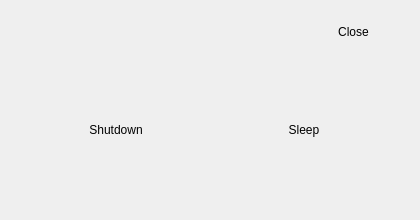
Above: bqUi/ui/ElfPowerOffDialog.ui from bq/cervantes before the change. Below: the same form after it.
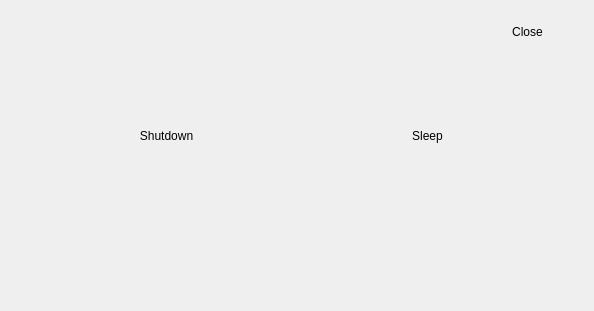
That is the form after the change. Custom widgets are drawn as their Qt base class.

The edit to the form file:
```diff
--- a/bqUi/ui/ElfPowerOffDialog.ui
+++ b/bqUi/ui/ElfPowerOffDialog.ui
@@ -6,8 +6,8 @@
    <rect>
     <x>0</x>
     <y>0</y>
-    <width>420</width>
-    <height>220</height>
+    <width>594</width>
+    <height>311</height>
    </rect>
   </property>
   <property name="windowTitle">
@@ -21,8 +21,8 @@
     <rect>
      <x>0</x>
      <y>0</y>
-     <width>420</width>
-     <height>220</height>
+     <width>594</width>
+     <height>311</height>
     </rect>
    </property>
    <property name="palette">
@@ -205,8 +205,8 @@
      <rect>
       <x>0</x>
       <y>0</y>
-      <width>421</width>
-      <height>257</height>
+      <width>595</width>
+      <height>363</height>
      </rect>
     </property>
     <layout class="QVBoxLayout" name="powerOffCont">
@@ -233,7 +233,7 @@
        <property name="maximumSize">
         <size>
          <width>16777215</width>
-         <height>60</height>
+         <height>85</height>
         </size>
        </property>
        <layout class="QHBoxLayout" name="horizontalLayout">
@@ -259,8 +259,8 @@
           </property>
           <property name="sizeHint" stdset="0">
            <size>
-            <width>40</width>
-            <height>20</height>
+            <width>57</width>
+            <height>28</height>
            </size>
           </property>
          </spacer>
@@ -281,8 +281,8 @@
           </property>
           <property name="maximumSize">
            <size>
-            <width>101</width>
-            <height>40</height>
+            <width>143</width>
+            <height>57</height>
            </size>
           </property>
           <property name="focusPolicy">
@@ -296,8 +296,8 @@
           </property>
           <property name="iconSize">
            <size>
-            <width>112</width>
-            <height>60</height>
+            <width>158</width>
+            <height>85</height>
            </size>
           </property>
           <property name="flat">
@@ -324,8 +324,8 @@
           </property>
           <property name="sizeHint" stdset="0">
            <size>
-            <width>40</width>
-            <height>20</height>
+            <width>57</width>
+            <height>28</height>
            </size>
           </property>
          </spacer>
@@ -347,8 +347,8 @@
               </property>
               <property name="sizeHint" stdset="0">
                <size>
-                <width>40</width>
-                <height>20</height>
+                <width>57</width>
+                <height>28</height>
                </size>
               </property>
              </spacer>
@@ -369,7 +369,7 @@
               </property>
               <property name="maximumSize">
                <size>
-                <width>100</width>
+                <width>141</width>
                 <height>16777215</height>
                </size>
               </property>
@@ -384,8 +384,8 @@
               </property>
               <property name="iconSize">
                <size>
-                <width>112</width>
-                <height>60</height>
+                <width>158</width>
+                <height>85</height>
                </size>
               </property>
               <property name="autoDefault">
@@ -403,8 +403,8 @@
               </property>
               <property name="sizeHint" stdset="0">
                <size>
-                <width>40</width>
-                <height>20</height>
+                <width>57</width>
+                <height>28</height>
                </size>
               </property>
              </spacer>
@@ -422,7 +422,7 @@
             <property name="maximumSize">
              <size>
               <width>16777215</width>
-              <height>30</height>
+              <height>42</height>
              </size>
             </property>
             <property name="styleSheet">
@@ -443,8 +443,8 @@
             </property>
             <property name="sizeHint" stdset="0">
              <size>
-              <width>20</width>
-              <height>40</height>
+              <width>28</width>
+              <height>57</height>
              </size>
             </property>
            </spacer>
@@ -458,8 +458,8 @@
           </property>
           <property name="sizeHint" stdset="0">
            <size>
-            <width>40</width>
-            <height>20</height>
+            <width>57</width>
+            <height>28</height>
            </size>
           </property>
          </spacer>
@@ -481,8 +481,8 @@
               </property>
               <property name="sizeHint" stdset="0">
                <size>
-                <width>40</width>
-                <height>20</height>
+                <width>57</width>
+                <height>28</height>
                </size>
               </property>
              </spacer>
@@ -503,7 +503,7 @@
               </property>
               <property name="maximumSize">
                <size>
-                <width>100</width>
+                <width>141</width>
                 <height>16777215</height>
                </size>
               </property>
@@ -521,8 +521,8 @@
               </property>
               <property name="iconSize">
                <size>
-                <width>112</width>
-                <height>60</height>
+                <width>158</width>
+                <height>85</height>
                </size>
               </property>
               <property name="autoDefault">
@@ -540,8 +540,8 @@
               </property>
               <property name="sizeHint" stdset="0">
                <size>
-                <width>40</width>
-                <height>20</height>
+                <width>57</width>
+                <height>28</height>
                </size>
               </property>
              </spacer>
@@ -559,7 +559,7 @@
             <property name="maximumSize">
              <size>
               <width>16777215</width>
-              <height>30</height>
+              <height>42</height>
              </size>
             </property>
             <property name="text">
@@ -577,8 +577,8 @@
             </property>
             <property name="sizeHint" stdset="0">
              <size>
-              <width>20</width>
-              <height>40</height>
+              <width>28</width>
+              <height>57</height>
              </size>
             </property>
            </spacer>
@@ -592,8 +592,8 @@
           </property>
           <property name="sizeHint" stdset="0">
            <size>
-            <width>40</width>
-            <height>20</height>
+            <width>57</width>
+            <height>28</height>
            </size>
           </property>
          </spacer>
@@ -608,8 +608,8 @@
        </property>
        <property name="sizeHint" stdset="0">
         <size>
-         <width>20</width>
-         <height>40</height>
+         <width>28</width>
+         <height>57</height>
         </size>
        </property>
       </spacer>
```
Left out of the diff: 20 changed lines with no effect on the pictures.
